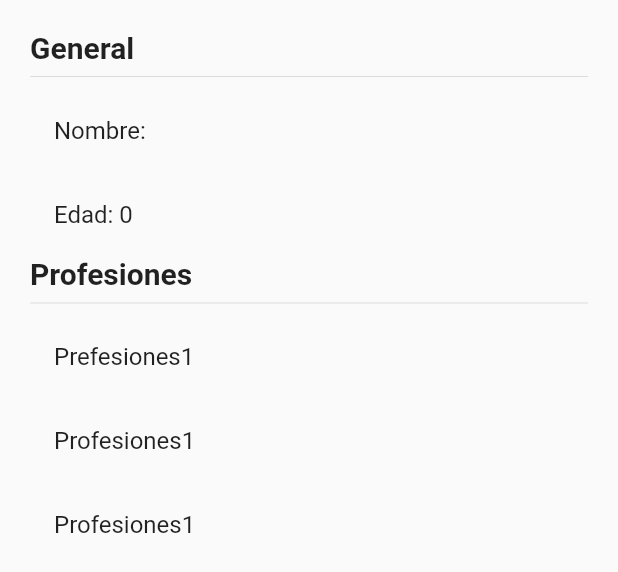
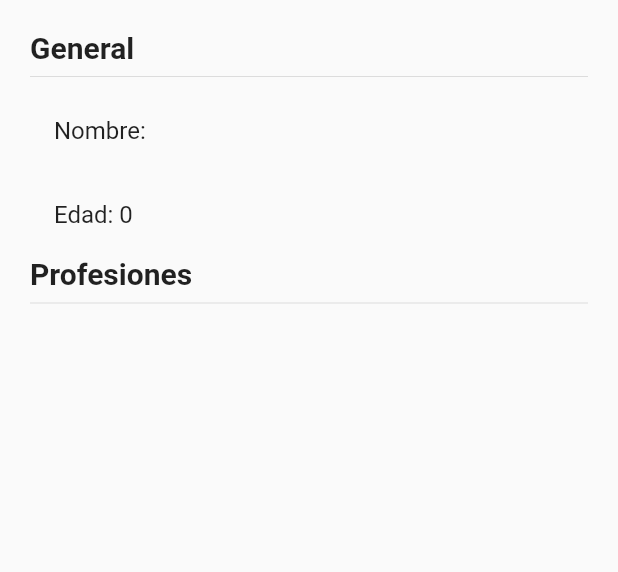
Before and after one commit to CRUXsur/estados, a Flutter app: the InformacionUsuario widget shown alone on an empty page, opened directly with empty values, on a phone screen of 412 x 824 dp. Shown: the top 572 px of the screen. Run offline on Flutter 3.47's test engine with Material 2 defaults, Android fonts, the light colour scheme and no system bars; our stand-ins replace get.

Commit message:
GetX: Manejo de las profesiones del usuario

```diff
--- a/lib/pages/pagina1_page.dart
+++ b/lib/pages/pagina1_page.dart
@@ -86,9 +86,12 @@ class InformacionUsuario extends StatelessWidget {
             style: TextStyle(fontSize: 20, fontWeight: FontWeight.bold),
           ),
           const Divider(),
-          ListTile(title: Text('Prefesiones1')),
-          ListTile(title: Text('Profesiones1')),
-          ListTile(title: Text('Profesiones1')),
+          ...usuario.profesiones.map((profesion) => ListTile(
+                title: Text(profesion),
+              ))
+          // ListTile(title: Text('Prefesiones1')),
+          // ListTile(title: Text('Profesiones1')),
+          // ListTile(title: Text('Profesiones1')),
         ],
       ),
     );
--- a/lib/pages/pagina2_page.dart
+++ b/lib/pages/pagina2_page.dart
@@ -51,7 +51,10 @@ class Pagina2Page extends StatelessWidget {
               ),
               color: Colors.blue,
               onPressed: () {
-                //
+                // usuarioCtrl.agregarProfesion(
+                //     'Profesion #${usuarioCtrl.usuario.value.profesiones.length + 1}');
+                usuarioCtrl.agregarProfesion(
+                    'Profesion #${usuarioCtrl.profesionesCount + 1}');
               },
             ),
           ],
```
Also changed, not shown: lib/controllers/usuario_controller.dart (+9 -0 lines).
